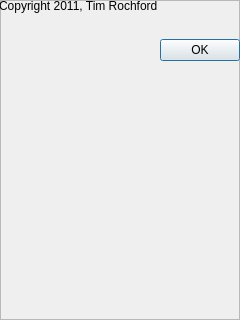
First picture: the form in aboutFrame.ui, repository rochford/cutefootball, before the edit.
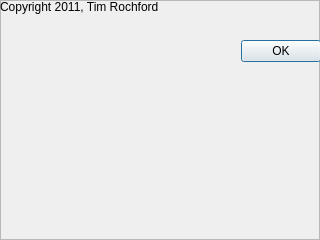
Second picture: the form after the edit.

```diff
--- a/aboutFrame.ui
+++ b/aboutFrame.ui
@@ -6,8 +6,8 @@
    <rect>
     <x>0</x>
     <y>0</y>
-    <width>240</width>
-    <height>320</height>
+    <width>320</width>
+    <height>240</height>
    </rect>
   </property>
   <property name="windowTitle">
@@ -25,10 +25,10 @@
   <widget class="QWidget" name="verticalLayoutWidget">
    <property name="geometry">
     <rect>
-     <x>-1</x>
-     <y>-1</y>
-     <width>241</width>
-     <height>321</height>
+     <x>0</x>
+     <y>0</y>
+     <width>321</width>
+     <height>231</height>
     </rect>
    </property>
    <layout class="QVBoxLayout" name="verticalLayout">
```
